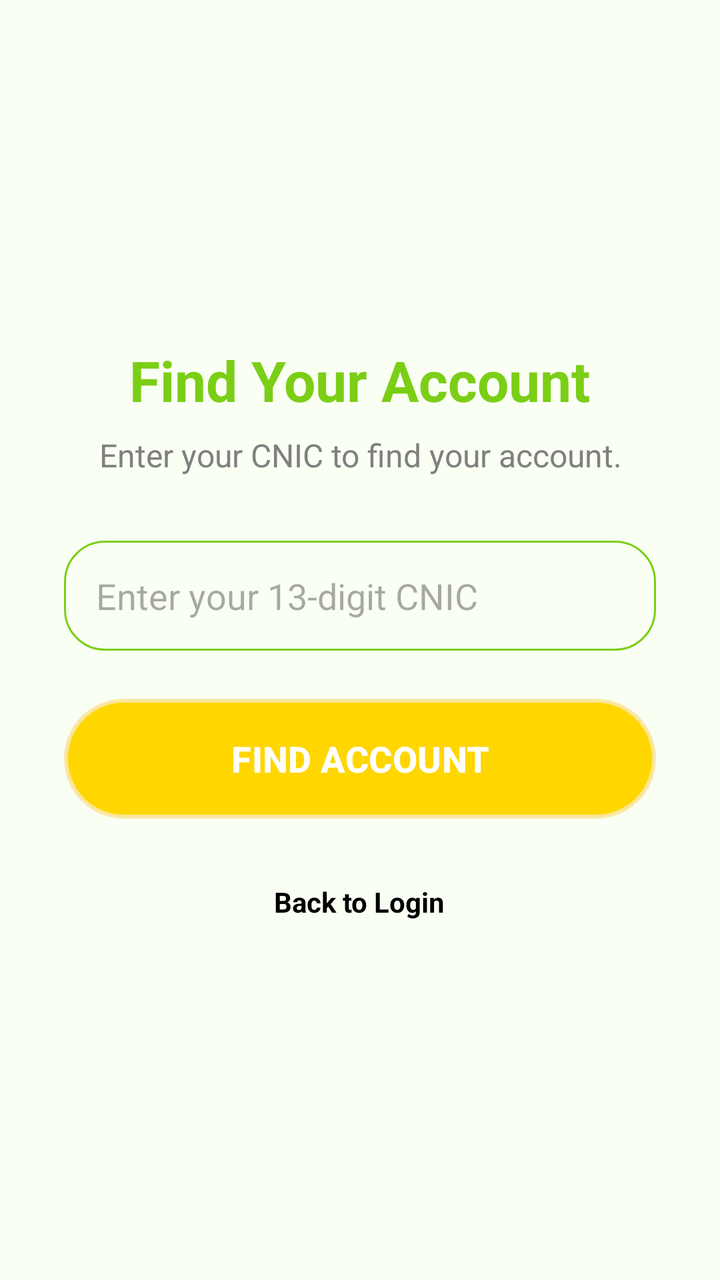
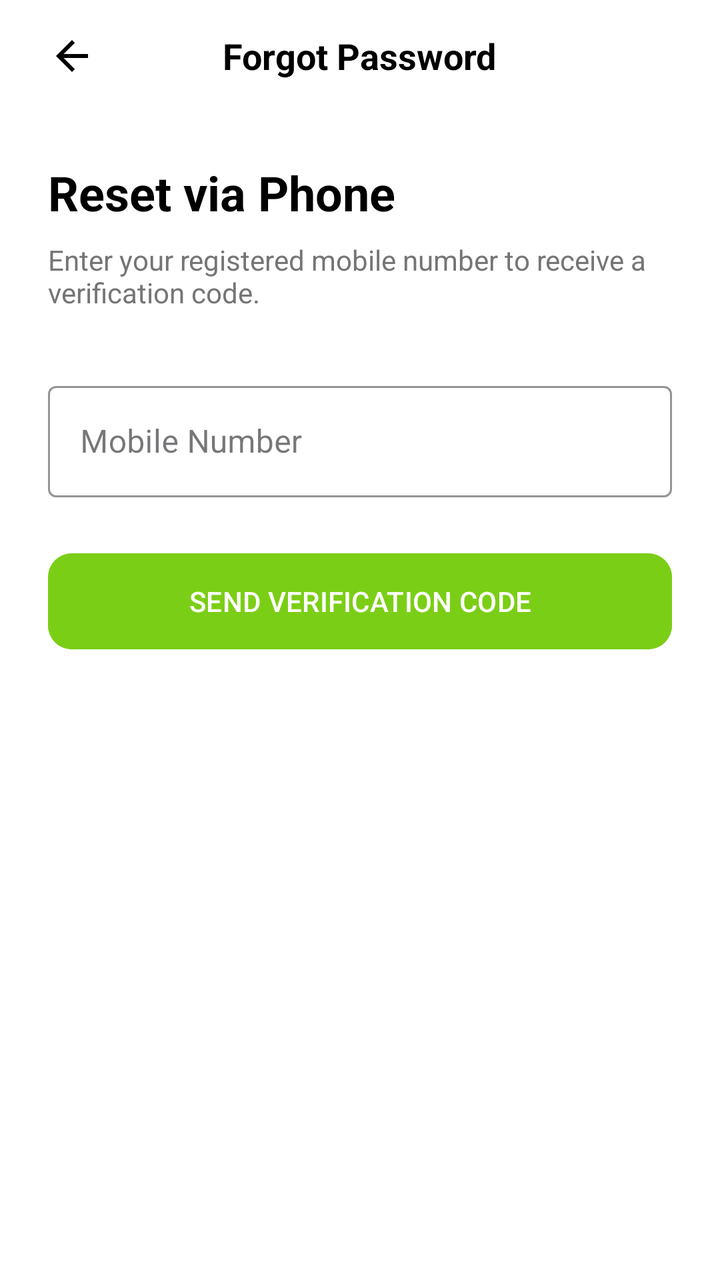

The first picture is an Android layout as it rendered before a commit; the second is the same layout after the commit. The layout source and the unified diff follow.
<!-- AndroidManifest.xml: application theme Theme.RozgarConnector -->
<!-- res/layout/activity_forgot_password.xml -->
<?xml version="1.0" encoding="utf-8"?>
<RelativeLayout xmlns:android="http://schemas.android.com/apk/res/android"
    xmlns:tools="http://schemas.android.com/tools"
    android:layout_width="match_parent"
    android:layout_height="match_parent"
    xmlns:app="http://schemas.android.com/apk/res-auto"
    android:background="@color/white"
    tools:context=".ui.auth.ForgotPasswordActivity">

    <LinearLayout
        android:layout_width="match_parent"
        android:layout_height="wrap_content"
        android:layout_centerInParent="true"
        android:gravity="center"
        android:orientation="vertical"
        android:padding="32dp">

        <TextView
            android:layout_width="wrap_content"
            android:layout_height="wrap_content"
            android:layout_marginBottom="8dp"
            android:text="Find Your Account"
            android:textColor="@color/primary_green"
            android:textSize="28sp"
            android:textStyle="bold" />

        <TextView
            android:id="@+id/tvForgotDescription"
            android:layout_width="wrap_content"
            android:layout_height="wrap_content"
            android:layout_marginBottom="32dp"
            android:text="Enter your CNIC to find your account."
            android:textAlignment="center"
            android:textColor="@color/grey"
            android:textSize="16sp" />

        <EditText
            android:id="@+id/etForgotCNIC"
            android:layout_width="match_parent"
            android:layout_height="55dp"
            android:layout_marginBottom="24dp"
            android:background="@drawable/edittext_border"
            android:hint="Enter your 13-digit CNIC"
            android:inputType="number"
            android:maxLength="13"
            android:paddingStart="16dp" />

        <Button
            android:id="@+id/btnNextAction"
            android:layout_width="match_parent"
            android:layout_height="60dp"
            android:text="FIND ACCOUNT"
            android:textSize="18sp"
            android:textStyle="bold"
            android:background="@drawable/docglass_bg"
            app:backgroundTint="@null" />

        <TextView
            android:id="@+id/tvBackToLogin"
            android:layout_width="wrap_content"
            android:layout_height="wrap_content"
            android:layout_marginTop="24dp"
            android:padding="8dp"
            android:text="Back to Login"
            android:textColor="@color/black"
            android:textStyle="bold" />

    </LinearLayout>
</RelativeLayout>
<!-- resources referenced by this layout -->
<resources>
  <color name="black">#FF000000</color>
  <color name="grey">#808080</color>
  <color name="primary_green">#7BCE16</color>
  <color name="white">#FAFFF3</color>
  <!-- drawable docglass_bg (drawable) -->
  <?xml version="1.0" encoding="utf-8"?>
  <shape xmlns:android="http://schemas.android.com/apk/res/android">
  
      <solid android:color="@color/brand_yellow" />
  
      <corners android:radius="30dp" />
  
  
      <stroke
          android:width="2dp"
          android:color="#E5FAE7A2"/>
  </shape>
  <!-- drawable edittext_border (drawable) -->
  <shape xmlns:android="http://schemas.android.com/apk/res/android">
      <stroke android:width="1dp" android:color="#7BCE16"/>
      <corners android:radius="20dp"/>
      <padding android:left="10dp" android:right="10dp"/>
  </shape>
  <style name="Theme.RozgarConnector" parent="Base.Theme.RozgarConnector" />
  <color name="brand_yellow">#FFD600</color>
  <style name="Base.Theme.RozgarConnector" parent="Theme.Material3.DayNight.NoActionBar">
          
          <item name="colorPrimary">@color/primary_green</item>
      </style>
</resources>

<!-- the commit's change to res/layout/activity_forgot_password.xml (unified diff, before → after) -->
@@ -1,69 +1,226 @@
 <?xml version="1.0" encoding="utf-8"?>
-<RelativeLayout xmlns:android="http://schemas.android.com/apk/res/android"
+<androidx.constraintlayout.widget.ConstraintLayout xmlns:android="http://schemas.android.com/apk/res/android"
+    xmlns:app="http://schemas.android.com/apk/res-auto"
     xmlns:tools="http://schemas.android.com/tools"
     android:layout_width="match_parent"
     android:layout_height="match_parent"
-    xmlns:app="http://schemas.android.com/apk/res-auto"
-    android:background="@color/white"
+    android:background="#FFFFFF"
     tools:context=".ui.auth.ForgotPasswordActivity">
 
-    <LinearLayout
+    
+    <RelativeLayout
+        android:id="@+id/headerArea"
         android:layout_width="match_parent"
-        android:layout_height="wrap_content"
-        android:layout_centerInParent="true"
-        android:gravity="center"
-        android:orientation="vertical"
-        android:padding="32dp">
+        android:layout_height="56dp"
+        android:paddingHorizontal="16dp"
+        app:layout_constraintTop_toTopOf="parent">
+
+        <ImageButton
+            android:id="@+id/btnBack"
+            android:layout_width="40dp"
+            android:layout_height="40dp"
+            android:layout_centerVertical="true"
+            android:background="?attr/selectableItemBackgroundBorderless"
+            android:src="@drawable/ic_back"
+            app:tint="@color/black" />
 
         <TextView
+            android:id="@+id/tvHeaderTitle"
             android:layout_width="wrap_content"
             android:layout_height="wrap_content"
-            android:layout_marginBottom="8dp"
-            android:text="Find Your Account"
-            android:textColor="@color/primary_green"
-            android:textSize="28sp"
+            android:layout_centerInParent="true"
+            android:text="Forgot Password"
+            android:textColor="@color/black"
+            android:textSize="18sp"
             android:textStyle="bold" />
-
-        <TextView
-            android:id="@+id/tvForgotDescription"
-            android:layout_width="wrap_content"
+    </RelativeLayout>
+
+    <ScrollView
+        android:layout_width="match_parent"
+        android:layout_height="0dp"
+        app:layout_constraintBottom_toBottomOf="parent"
+        app:layout_constraintTop_toBottomOf="@id/headerArea">
+
+        <LinearLayout
+            android:layout_width="match_parent"
             android:layout_height="wrap_content"
-            android:layout_marginBottom="32dp"
-            android:text="Enter your CNIC to find your account."
-            android:textAlignment="center"
-            android:textColor="@color/grey"
-            android:textSize="16sp" />
-
-        <EditText
-            android:id="@+id/etForgotCNIC"
-            android:layout_width="match_parent"
-            android:layout_height="55dp"
-            android:layout_marginBottom="24dp"
-            android:background="@drawable/edittext_border"
-            android:hint="Enter your 13-digit CNIC"
-            android:inputType="number"
-            android:maxLength="13"
-            android:paddingStart="16dp" />
-
-        <Button
-            android:id="@+id/btnNextAction"
-            android:layout_width="match_parent"
-            android:layout_height="60dp"
-            android:text="FIND ACCOUNT"
-            android:textSize="18sp"
-            android:textStyle="bold"
-            android:background="@drawable/docglass_bg"
-            app:backgroundTint="@null" />
-
-        <TextView
-            android:id="@+id/tvBackToLogin"
-            android:layout_width="wrap_content"
-            android:layout_height="wrap_content"
-            android:layout_marginTop="24dp"
-            android:padding="8dp"
-            android:text="Back to Login"
-            android:textColor="@color/black"
-            android:textStyle="bold" />
-
-    </LinearLayout>
-</RelativeLayout>
+            android:orientation="vertical"
+            android:padding="24dp">
+
+            
+            <LinearLayout
+                android:id="@+id/layoutPhoneInput"
+                android:layout_width="match_parent"
+                android:layout_height="wrap_content"
+                android:orientation="vertical"
+                android:visibility="visible">
+
+                <TextView
+                    android:layout_width="wrap_content"
+                    android:layout_height="wrap_content"
+                    android:text="Reset via Phone"
+                    android:textColor="@color/black"
+                    android:textSize="24sp"
+                    android:textStyle="bold" />
+
+                <TextView
+                    android:layout_width="wrap_content"
+                    android:layout_height="wrap_content"
+                    android:layout_marginTop="8dp"
+                    android:text="Enter your registered mobile number to receive a verification code."
+                    android:textColor="#757575"
+                    android:textSize="14sp" />
+
+                <com.google.android.material.textfield.TextInputLayout
+                    style="@style/Widget.MaterialComponents.TextInputLayout.OutlinedBox"
+                    android:layout_width="match_parent"
+                    android:layout_height="wrap_content"
+                    android:layout_marginTop="32dp"
+                    app:boxStrokeColor="@color/primary_green"
+                    app:hintTextColor="@color/primary_green"
+                    app:prefixText="+92 ">
+
+                    <com.google.android.material.textfield.TextInputEditText
+                        android:id="@+id/etPhone"
+                        android:layout_width="match_parent"
+                        android:layout_height="wrap_content"
+                        android:hint="Mobile Number"
+                        android:inputType="phone" />
+                </com.google.android.material.textfield.TextInputLayout>
+
+                <com.google.android.material.button.MaterialButton
+                    android:id="@+id/btnSendOtp"
+                    android:layout_width="match_parent"
+                    android:layout_height="56dp"
+                    android:layout_marginTop="24dp"
+                    android:text="SEND VERIFICATION CODE"
+                    android:backgroundTint="@color/primary_green"
+                    app:cornerRadius="12dp" />
+            </LinearLayout>
+
+            
+            <LinearLayout
+                android:id="@+id/layoutOtpInput"
+                android:layout_width="match_parent"
+                android:layout_height="wrap_content"
+                android:orientation="vertical"
+                android:visibility="gone">
+
+                <TextView
+                    android:layout_width="wrap_content"
+                    android:layout_height="wrap_content"
+                    android:text="Enter Code"
+                    android:textColor="@color/black"
+                    android:textSize="24sp"
+                    android:textStyle="bold" />
+
+                <TextView
+                    android:id="@+id/tvOtpDesc"
+                    android:layout_width="wrap_content"
+                    android:layout_height="wrap_content"
+                    android:layout_marginTop="8dp"
+                    android:text="Enter the 6-digit code we sent to your number."
+                    android:textColor="#757575"
+                    android:textSize="14sp" />
+
+                <com.google.android.material.textfield.TextInputLayout
+                    style="@style/Widget.MaterialComponents.TextInputLayout.OutlinedBox"
+                    android:layout_width="match_parent"
+                    android:layout_height="wrap_content"
+                    android:layout_marginTop="32dp"
+                    app:boxStrokeColor="@color/primary_green"
+                    app:hintTextColor="@color/primary_green">
+
+                    <com.google.android.material.textfield.TextInputEditText
+                        android:id="@+id/etOtp"
+                        android:layout_width="match_parent"
+                        android:layout_height="wrap_content"
+                        android:hint="6-Digit Code"
+                        android:inputType="number"
+                        android:maxLength="6"
+                        android:textAlignment="center"
+                        android:letterSpacing="0.2"/>
+                </com.google.android.material.textfield.TextInputLayout>
+
+                <com.google.android.material.button.MaterialButton
+                    android:id="@+id/btnVerifyOtp"
+                    android:layout_width="match_parent"
+                    android:layout_height="56dp"
+                    android:layout_marginTop="24dp"
+                    android:text="VERIFY CODE"
+                    android:backgroundTint="@color/primary_green"
+                    app:cornerRadius="12dp" />
+            </LinearLayout>
+
+            
+            <LinearLayout
+                android:id="@+id/layoutResetInput"
+                android:layout_width="match_parent"
+                android:layout_height="wrap_content"
+                android:orientation="vertical"
+                android:visibility="gone">
+
+                <TextView
+                    android:layout_width="wrap_content"
+                    android:layout_height="wrap_content"
+                    android:text="New Password"
+                    android:textColor="@color/black"
+                    android:textSize="24sp"
+                    android:textStyle="bold" />
+
+                <TextView
+                    android:layout_width="wrap_content"
+                    android:layout_height="wrap_content"
+                    android:layout_marginTop="8dp"
+                    android:text="Create a strong password to secure your account."
+                    android:textColor="#757575"
+                    android:textSize="14sp" />
+
+                <com.google.android.material.textfield.TextInputLayout
+                    style="@style/Widget.MaterialComponents.TextInputLayout.OutlinedBox"
+                    android:layout_width="match_parent"
+                    android:layout_height="wrap_content"
+                    android:layout_marginTop="32dp"
+                    app:boxStrokeColor="@color/primary_green"
+                    app:hintTextColor="@color/primary_green"
+                    app:passwordToggleEnabled="true">
+
+                    <com.google.android.material.textfield.TextInputEditText
+                        android:id="@+id/etNewPassword"
+                        android:layout_width="match_parent"
+                        android:layout_height="wrap_content"
+                        android:hint="New Password"
+                        android:inputType="textPassword" />
+                </com.google.android.material.textfield.TextInputLayout>
+
+                <com.google.android.material.textfield.TextInputLayout
+                    style="@style/Widget.MaterialComponents.TextInputLayout.OutlinedBox"
+                    android:layout_width="match_parent"
+                    android:layout_height="wrap_content"
+                    android:layout_marginTop="16dp"
+                    app:boxStrokeColor="@color/primary_green"
+                    app:hintTextColor="@color/primary_green"
+                    app:passwordToggleEnabled="true">
+
+                    <com.google.android.material.textfield.TextInputEditText
+                        android:id="@+id/etConfirmPassword"
+                        android:layout_width="match_parent"
+                        android:layout_height="wrap_content"
+                        android:hint="Confirm New Password"
+                        android:inputType="textPassword" />
+                </com.google.android.material.textfield.TextInputLayout>
+
+                <com.google.android.material.button.MaterialButton
+                    android:id="@+id/btnResetPassword"
+                    android:layout_width="match_parent"
+                    android:layout_height="56dp"
+                    android:layout_marginTop="24dp"
+                    android:text="RESET PASSWORD"
+                    android:backgroundTint="@color/primary_green"
+                    app:cornerRadius="12dp" />
+            </LinearLayout>
+
+        </LinearLayout>
+    </ScrollView>
+
+</androidx.constraintlayout.widget.ConstraintLayout>
<!-- resource entries referenced after the edit -->
@@ -1,30 +1,18 @@
 <!-- resources referenced by this layout -->
 <resources>
   <color name="black">#FF000000</color>
-  <color name="grey">#808080</color>
   <color name="primary_green">#7BCE16</color>
-  <color name="white">#FAFFF3</color>
-  <!-- drawable docglass_bg (drawable) -->
-  <?xml version="1.0" encoding="utf-8"?>
-  <shape xmlns:android="http://schemas.android.com/apk/res/android">
-  
-      <solid android:color="@color/brand_yellow" />
-  
-      <corners android:radius="30dp" />
-  
-  
-      <stroke
-          android:width="2dp"
-          android:color="#E5FAE7A2"/>
-  </shape>
-  <!-- drawable edittext_border (drawable) -->
-  <shape xmlns:android="http://schemas.android.com/apk/res/android">
-      <stroke android:width="1dp" android:color="#7BCE16"/>
-      <corners android:radius="20dp"/>
-      <padding android:left="10dp" android:right="10dp"/>
-  </shape>
+  <!-- drawable ic_back (drawable) -->
+  <vector xmlns:android="http://schemas.android.com/apk/res/android"
+      android:width="24dp"
+      android:height="24dp"
+      android:viewportWidth="24"
+      android:viewportHeight="24">
+    <path
+        android:fillColor="@android:color/white"
+        android:pathData="M20,11H7.83l5.59,-5.59L12,4l-8,8 8,8 1.41,-1.41L7.83,13H20v-2z"/>
+  </vector>
   <style name="Theme.RozgarConnector" parent="Base.Theme.RozgarConnector" />
-  <color name="brand_yellow">#FFD600</color>
   <style name="Base.Theme.RozgarConnector" parent="Theme.Material3.DayNight.NoActionBar">
           
           <item name="colorPrimary">@color/primary_green</item>
